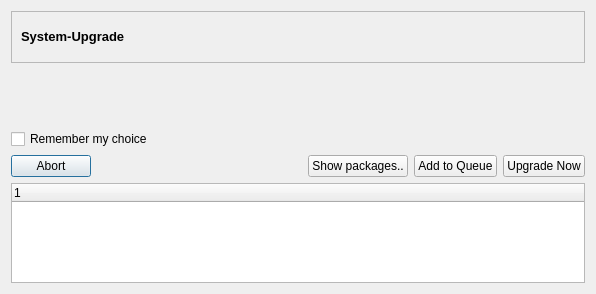
Old version of the form trunk/ui/upgradeDialog.ui in the repository drf/shaman1.
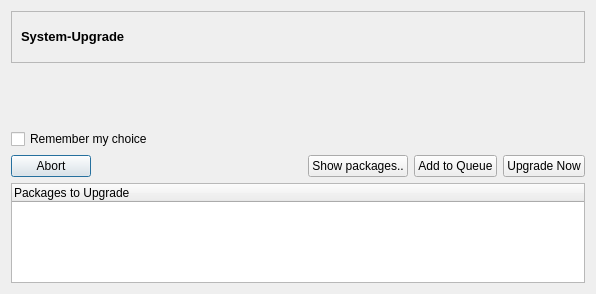
New version of the form. Icons and pictures are not drawn.

Patch:
```diff
--- a/trunk/ui/upgradeDialog.ui
+++ b/trunk/ui/upgradeDialog.ui
@@ -165,7 +165,7 @@
     <widget class="QTreeWidget" name="treeWidget" >
      <column>
       <property name="text" >
-       <string>1</string>
+       <string>Packages to Upgrade</string>
       </property>
      </column>
     </widget>
```
